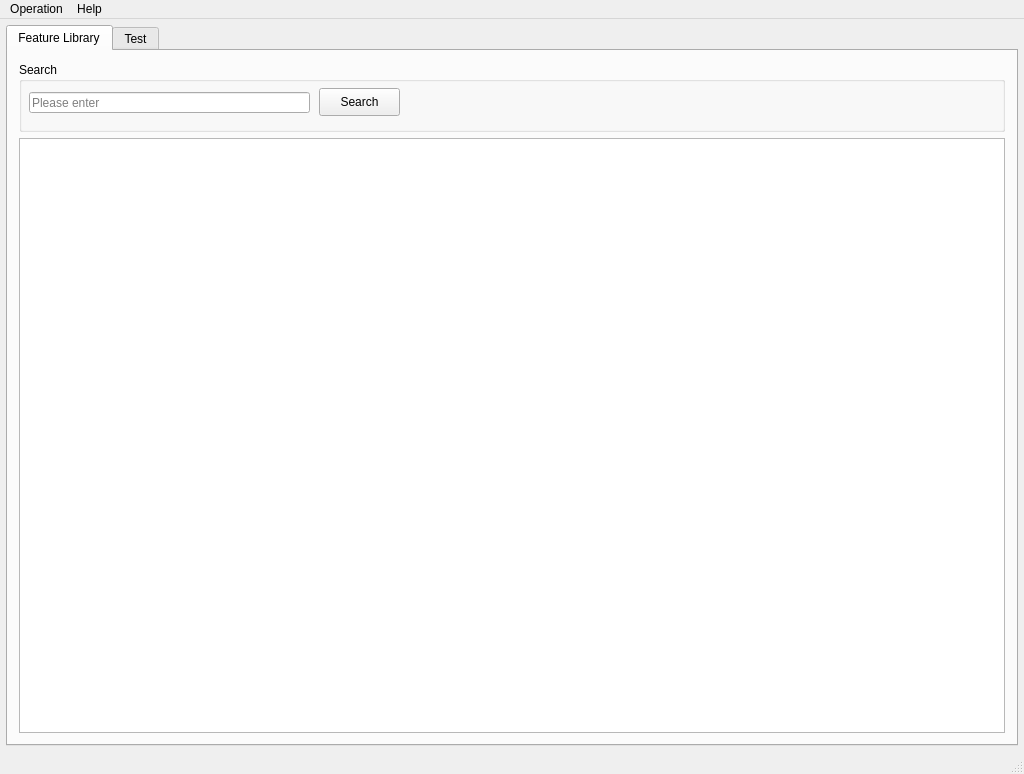
This is FireDogEditor/FireDogEditor.ui in MountCloud/FireDog as Qt 5 draws it before an edit. The edited form follows.
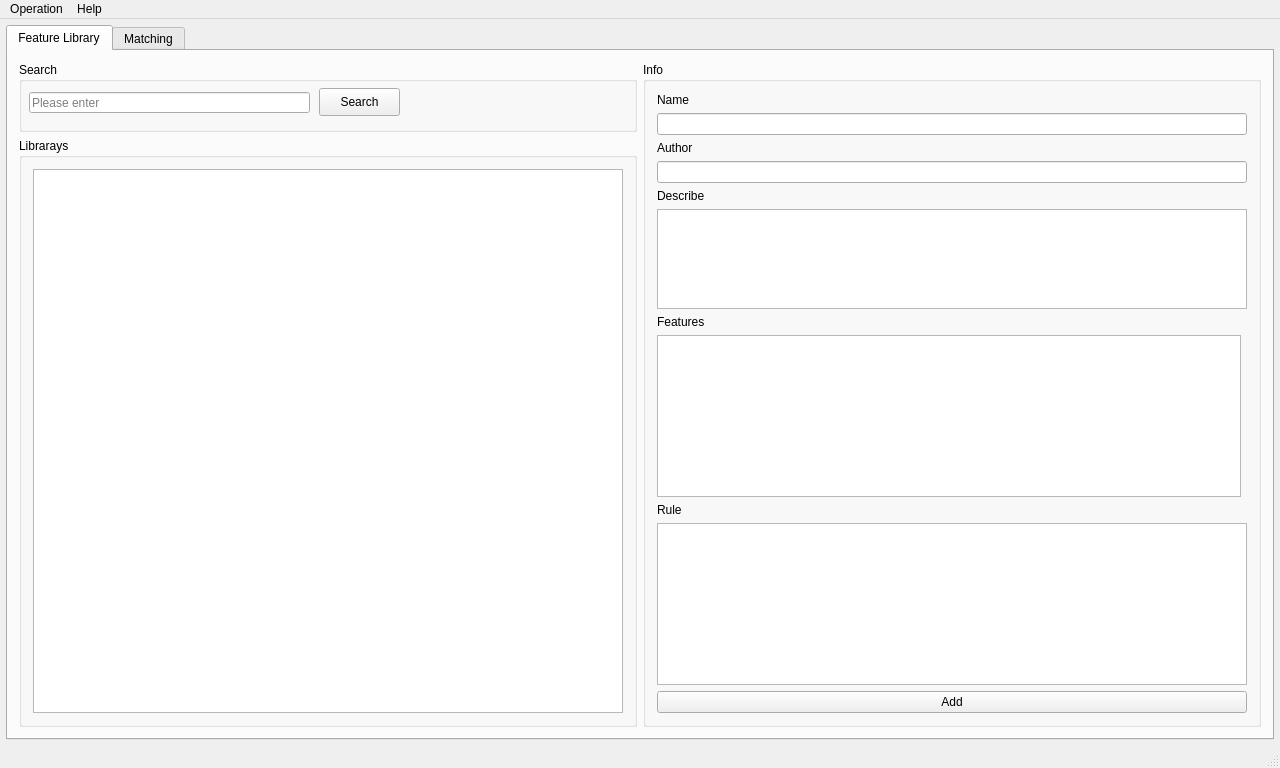
This is the edited form.

What changed in the file:
```diff
--- a/FireDogEditor/FireDogEditor.ui
+++ b/FireDogEditor/FireDogEditor.ui
@@ -6,18 +6,24 @@
    <rect>
     <x>0</x>
     <y>0</y>
-    <width>1024</width>
-    <height>774</height>
+    <width>1280</width>
+    <height>768</height>
    </rect>
   </property>
+  <property name="minimumSize">
+   <size>
+    <width>1280</width>
+    <height>768</height>
+   </size>
+  </property>
   <property name="windowTitle">
    <string>FireDogEditor</string>
   </property>
   <widget class="QWidget" name="centralWidget">
    <property name="minimumSize">
     <size>
-     <width>1024</width>
-     <height>723</height>
+     <width>0</width>
+     <height>0</height>
     </size>
    </property>
    <layout class="QVBoxLayout" name="verticalLayout">
@@ -46,10 +52,19 @@
         <string>Feature Library</string>
        </attribute>
        <layout class="QGridLayout" name="gridLayout">
-        <item row="2" column="0">
-         <widget class="QTableView" name="tableViewLibrary"/>
+        <item row="1" column="1">
+         <widget class="QGroupBox" name="groupBoxLibrarays">
+          <property name="title">
+           <string>Librarays</string>
+          </property>
+          <layout class="QGridLayout" name="gridLayout_2">
+           <item row="0" column="0">
+            <widget class="QTableView" name="tableViewLibrary"/>
+           </item>
+          </layout>
+         </widget>
         </item>
-        <item row="0" column="0">
+        <item row="0" column="1">
          <widget class="QGroupBox" name="groupBoxSearch">
           <property name="minimumSize">
            <size>
@@ -94,6 +109,141 @@
           </widget>
          </widget>
         </item>
+        <item row="0" column="2" rowspan="2">
+         <widget class="QGroupBox" name="groupBoxLibraryInfo">
+          <property name="minimumSize">
+           <size>
+            <width>500</width>
+            <height>0</height>
+           </size>
+          </property>
+          <property name="maximumSize">
+           <size>
+            <width>16777215</width>
+            <height>16777215</height>
+           </size>
+          </property>
+          <property name="title">
+           <string>Info</string>
+          </property>
+          <layout class="QGridLayout" name="gridLayout_3">
+           <item row="2" column="0" colspan="2">
+            <widget class="QLabel" name="labelLibraryInfoAuthor">
+             <property name="maximumSize">
+              <size>
+               <width>16777215</width>
+               <height>15</height>
+              </size>
+             </property>
+             <property name="text">
+              <string>Author</string>
+             </property>
+            </widget>
+           </item>
+           <item row="6" column="0" colspan="2">
+            <widget class="QLabel" name="labelLibraryInfoFeatures">
+             <property name="text">
+              <string>Features</string>
+             </property>
+            </widget>
+           </item>
+           <item row="4" column="0" colspan="2">
+            <widget class="QLabel" name="labelLibraryInfoDescribe">
+             <property name="maximumSize">
+              <size>
+               <width>16777215</width>
+               <height>15</height>
+              </size>
+             </property>
+             <property name="text">
+              <string>Describe</string>
+             </property>
+            </widget>
+           </item>
+           <item row="10" column="0" colspan="2">
+            <widget class="QPushButton" name="pushButtonLibraryInfoSave">
+             <property name="maximumSize">
+              <size>
+               <width>16777215</width>
+               <height>28</height>
+              </size>
+             </property>
+             <property name="text">
+              <string>Add</string>
+             </property>
+            </widget>
+           </item>
+           <item row="9" column="0" colspan="2">
+            <widget class="QTreeView" name="treeView"/>
+           </item>
+           <item row="1" column="0" colspan="2">
+            <widget class="QLineEdit" name="lineEditLibraryInfoName">
+             <property name="maximumSize">
+              <size>
+               <width>16777215</width>
+               <height>24</height>
+              </size>
+             </property>
+            </widget>
+           </item>
+           <item row="5" column="0" colspan="2">
+            <widget class="QTextEdit" name="textEditLibraryInfoDescribe">
+             <property name="minimumSize">
+              <size>
+               <width>0</width>
+               <height>100</height>
+              </size>
+             </property>
+             <property name="maximumSize">
+              <size>
+               <width>16777215</width>
+               <height>100</height>
+              </size>
+             </property>
+            </widget>
+           </item>
+           <item row="0" column="0" colspan="2">
+            <widget class="QLabel" name="labelLibraryInfoName">
+             <property name="maximumSize">
+              <size>
+               <width>16777215</width>
+               <height>15</height>
+              </size>
+             </property>
+             <property name="text">
+              <string>Name</string>
+             </property>
+            </widget>
+           </item>
+           <item row="8" column="0">
+            <widget class="QLabel" name="labelLibraryInfoRule">
+             <property name="maximumSize">
+              <size>
+               <width>16777215</width>
+               <height>15</height>
+              </size>
+             </property>
+             <property name="text">
+              <string>Rule</string>
+             </property>
+            </widget>
+           </item>
+           <item row="3" column="0" colspan="2">
+            <widget class="QLineEdit" name="lineEditLibraryInfoAuthor">
+             <property name="maximumSize">
+              <size>
+               <width>16777215</width>
+               <height>24</height>
+              </size>
+             </property>
+            </widget>
+           </item>
+           <item row="7" column="0">
+            <widget class="QTableView" name="tableViewLibraryInfoFeatures"/>
+           </item>
+          </layout>
+         </widget>
+        </item>
        </layout>
       </widget>
       <widget class="QWidget" name="tabTest">
@@ -101,7 +251,7 @@
         <bool>true</bool>
        </property>
        <attribute name="title">
-        <string>Test</string>
+        <string>Matching</string>
        </attribute>
       </widget>
      </widget>
@@ -113,7 +263,7 @@
     <rect>
      <x>0</x>
      <y>0</y>
-     <width>1024</width>
+     <width>1280</width>
      <height>26</height>
     </rect>
    </property>
```
Left out of the diff: 15 changed lines with no effect on the pictures.
